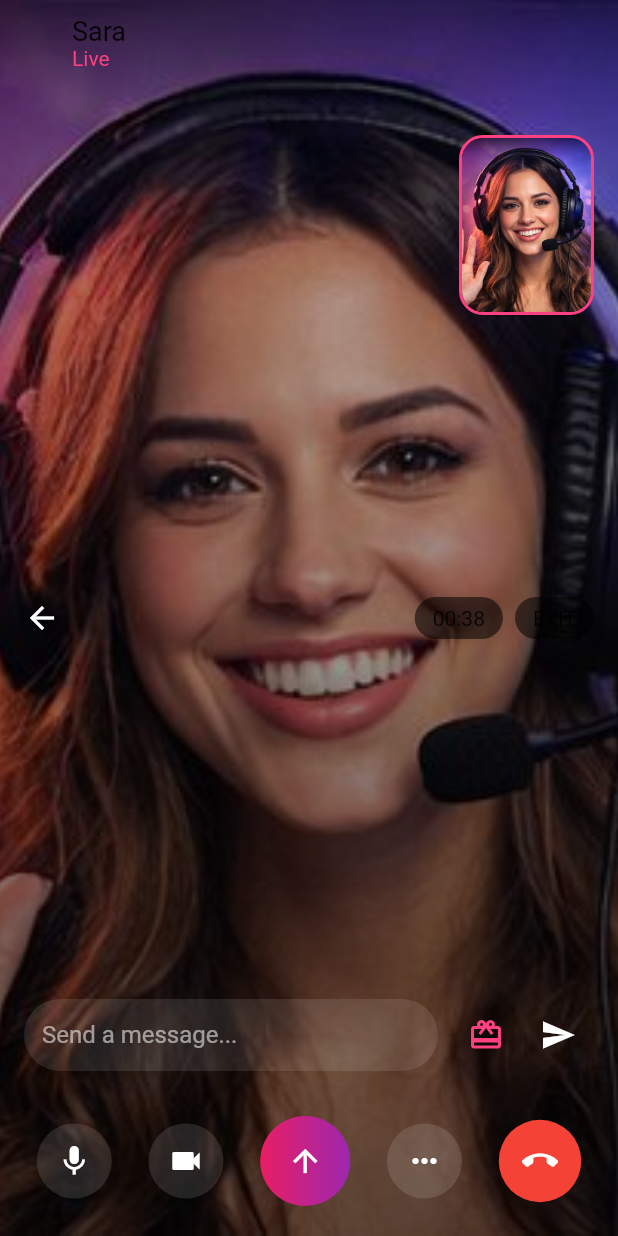
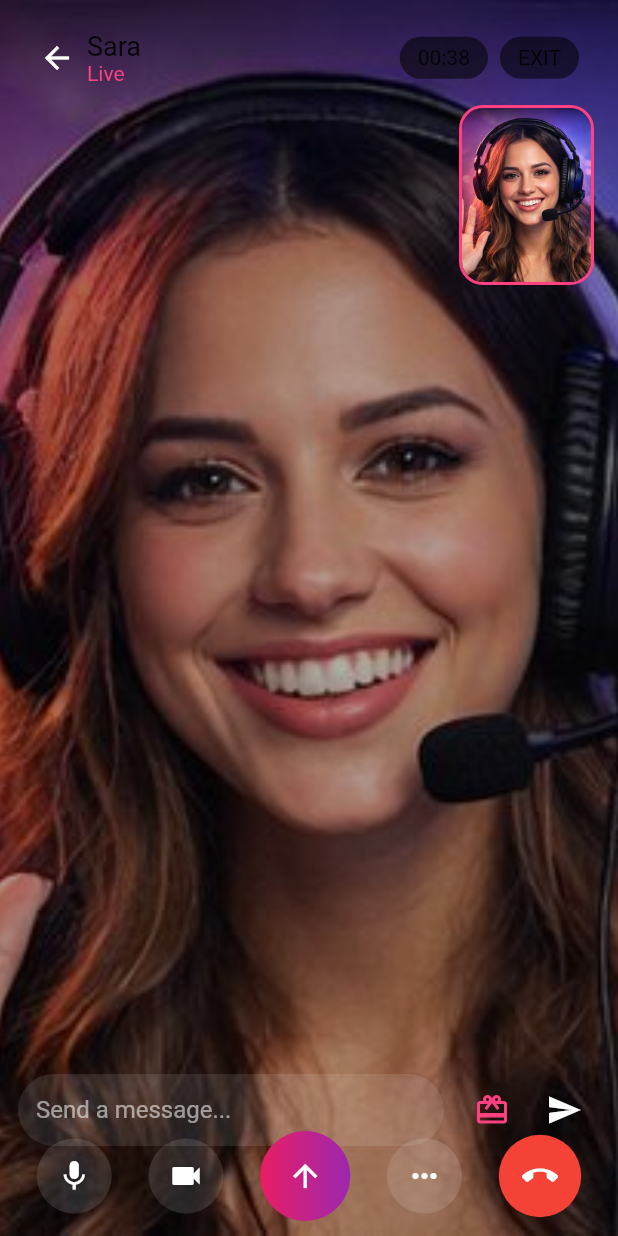
Before and after one commit to jboycoded/VIBELY, a Flutter app: the VideoCallScreen screen opened directly, on a phone screen of 412 x 824 dp. Run offline on Flutter 3.47's test engine with Material 2 defaults, Android fonts, the phone set to English and light mode, and no system bars; our stand-ins replace camera, image_picker.

Commit message:
Update video_call_screen.dart

```diff
--- a/lib/screens/match/video_call_screen.dart
+++ b/lib/screens/match/video_call_screen.dart
@@ -17,7 +17,8 @@ class VideoCallScreen extends StatefulWidget {
 }
 
 class _VideoCallScreenState extends State<VideoCallScreen> {
-  final GlobalKey<FloatingHeartsState> heartKey = GlobalKey();
+  final GlobalKey<FloatingHeartsState> heartKey =
+      GlobalKey<FloatingHeartsState>();
 
   bool isMuted = false;
   bool cameraOff = false;
@@ -58,10 +59,12 @@ class _VideoCallScreenState extends State<VideoCallScreen> {
 
   @override
   Widget build(BuildContext context) {
-    final bottomInset = MediaQuery.of(context).viewInsets.bottom;
+    final size = MediaQuery.of(context).size;
 
-    return GestureDetector(
-      onTap: () => FocusScope.of(context).unfocus(),
+    return Scaffold(
+      resizeToAvoidBottomInset: true,
+      body: SafeArea(
+        child: GestureDetector(
           onDoubleTap: () => heartKey.currentState?.addHeart(),
           onVerticalDragEnd: (details) {
             if (details.primaryVelocity != null &&
@@ -69,54 +72,66 @@ class _VideoCallScreenState extends State<VideoCallScreen> {
               skipUser();
             }
           },
-      child: Scaffold(
-        resizeToAvoidBottomInset: false,
-        backgroundColor: Colors.black,
-        body: Stack(
+          child: Stack(
             children: [
-            /// 🎥 VIDEO
-            const VideoBackground(),
+              /// 🔹 Background (FULL SCREEN)
+              const Positioned.fill(child: VideoBackground()),
 
-            /// 🌑 DARK GRADIENT OVERLAY
-            const DarkOverlay(),
+              /// 🔹 Dark overlay for readability
+              const Positioned.fill(child: DarkOverlay()),
 
-            /// 🔝 TOP BAR
-            const SafeArea(child: TopBar()),
-
-            /// 📹 LOCAL PREVIEW (small camera)
+              /// 🔹 Top Bar (Safe & constrained)
               const Positioned(
-              top: 90,
-              right: 16,
-              child: LocalPreview(),
+                top: 10,
+                left: 10,
+                right: 10,
+                child: TopBar(),
               ),
 
-            /// 💬 CHAT + INPUT (GROUPED TOGETHER)
+              /// 🔹 Remote video placeholder (center area safe)
+              Positioned.fill(
+                child: Center(
+                  child: Container(), // replace with video later
+                ),
+              ),
+
+              /// 🔹 Local preview (top-right corner safe)
               Positioned(
-              left: 16,
+                top: 70,
                 right: 16,
-              bottom: 110 + bottomInset,
-              child: Column(
-                crossAxisAlignment: CrossAxisAlignment.start,
-                children: [
-                  ChatOverlay(
+                child: const LocalPreview(),
+              ),
+
+              /// 🔹 Chat overlay (above input)
+              Positioned(
+                left: 12,
+                right: 12,
+                bottom: 110,
+                child: ChatOverlay(
                   messages: messages,
                   scrollController: scrollController,
                 ),
-                  const SizedBox(height: 10),
-                  InputBar(
+              ),
+
+              /// 🔹 Input bar (bottom safe)
+              Positioned(
+                left: 12,
+                right: 12,
+                bottom: 60,
+                child: InputBar(
                   controller: controller,
                   onSend: sendMessage,
                   onGift: sendGift,
                 ),
-                ],
-              ),
               ),
 
-            /// 🎮 CONTROLS (BOTTOM)
+              /// 🔹 Controls (BOTTOM CENTER SAFE)
               Positioned(
                 left: 0,
                 right: 0,
-              bottom: 20 + bottomInset,
+                bottom: 0,
+                child: Padding(
+                  padding: const EdgeInsets.only(bottom: 10),
                   child: Controls(
                     isMuted: isMuted,
                     cameraOff: cameraOff,
@@ -126,12 +141,30 @@ class _VideoCallScreenState extends State<VideoCallScreen> {
                     onSkip: skipUser,
                   ),
                 ),
+              ),
 
-            /// ❤️ FLOATING HEARTS
-            FloatingHearts(key: heartKey),
+              /// 🔹 Floating hearts (CLIPPED TO SCREEN)
+              Positioned.fill(
+                child: ClipRect(
+                  child: FloatingHearts(key: heartKey),
+                ),
+              ),
             ],
+          ),
         ),
       ),
     );
   }
 }
+
+/// 🔹 Dark overlay widget
+class DarkOverlay extends StatelessWidget {
+  const DarkOverlay({super.key});
+
+  @override
+  Widget build(BuildContext context) {
+    return Container(
+      color: Colors.black.withOpacity(0.3),
+    );
+  }
+}
```
Lines whose indentation alone changed are shown as unchanged.
